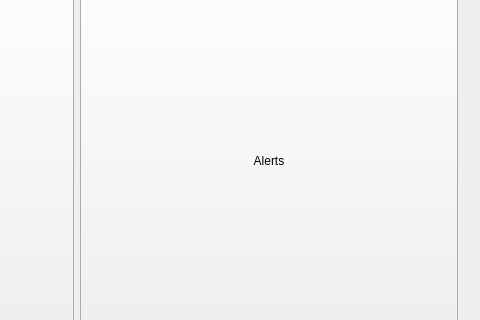
Old version of the form gui/mainwindow.ui in the repository XinChen96/Emergency-Response-System; both pictures show x 327 to 807 and y 81 to 401 of the 807 by 483 pixel window.
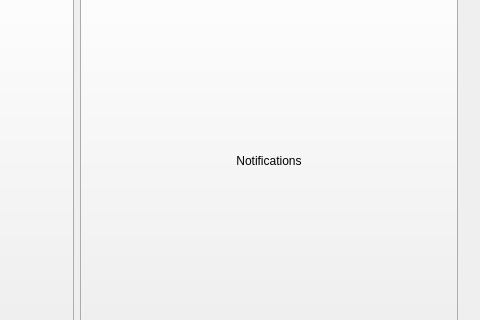
New version of the form. The open tabs and pages were chosen to show the change. Icons and pictures are not drawn.

Commit message: Added creation notification from gui successfully. It will add it to the database and remove it when the button is pressed. Also displays on screen text informing the user if it is active.

The edit to the form file:
```diff
--- a/gui/mainwindow.ui
+++ b/gui/mainwindow.ui
@@ -561,7 +561,7 @@
              </sizepolicy>
             </property>
             <property name="text">
-             <string>Alerts</string>
+             <string>Notifications</string>
             </property>
            </widget>
           </item>
```
Left out of the diff: 4 changed lines with no effect on the pictures. The commit also changes 9 other files.
